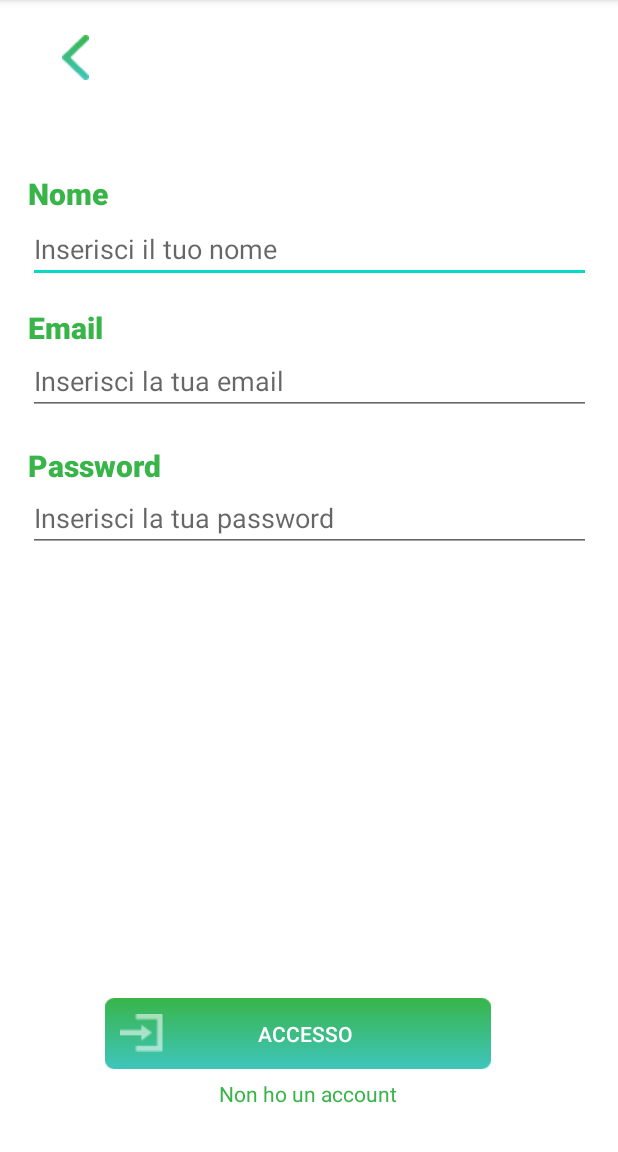
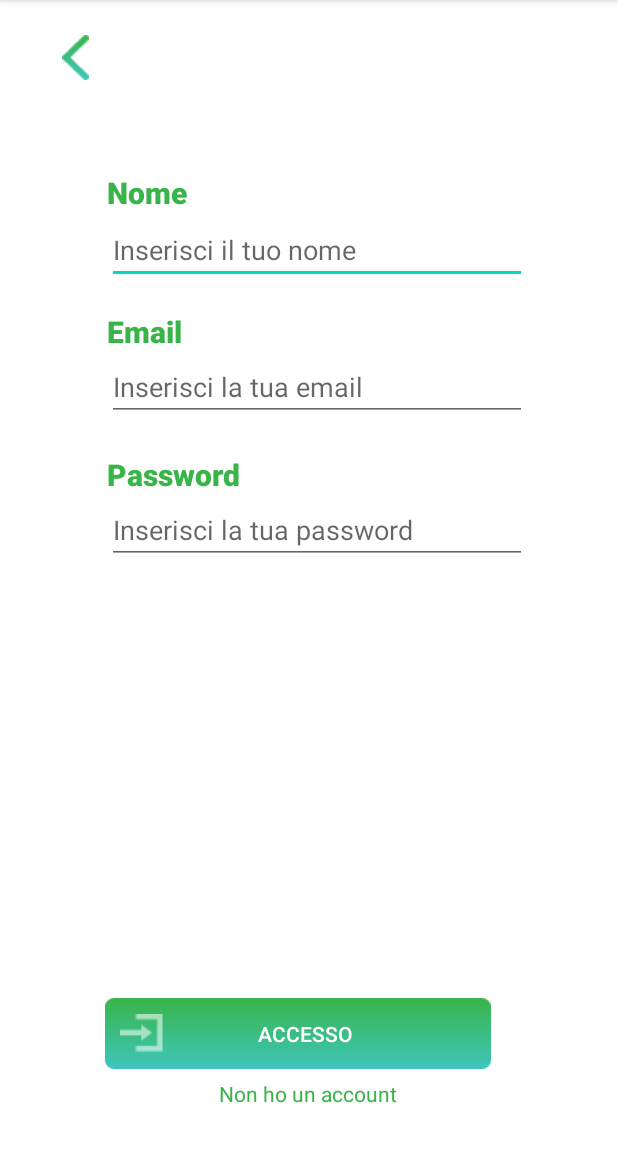
Before and after one commit to Espher5/Demetra, an Android app: the LoginActivity screen opened directly, with no data from a screen before it, on a phone screen of 412 x 824 dp, the part 84-1236 px from its top. Run offline under Robolectric (Android 15) with nearby library versions, the light colour scheme and no system bars.

Commit message:
Add files via upload

```diff
--- a/Demetra/app/src/main/res/layout/activity_login.xml
+++ b/Demetra/app/src/main/res/layout/activity_login.xml
@@ -14,8 +14,8 @@
 
     <View
         android:id="@+id/view11"
-        android:layout_width="375dp"
-        android:layout_height="329dp"
+        android:layout_width="280dp"
+        android:layout_height="342dp"
         app:layout_constraintBottom_toBottomOf="parent"
         app:layout_constraintEnd_toEndOf="parent"
         app:layout_constraintHorizontal_bias="0.555"
--- a/Demetra/app/src/main/res/layout/activity_registration.xml
+++ b/Demetra/app/src/main/res/layout/activity_registration.xml
@@ -15,7 +15,7 @@
 
     <View
         android:id="@+id/view10"
-        android:layout_width="347dp"
+        android:layout_width="280dp"
         android:layout_height="440dp"
         app:layout_constraintBottom_toBottomOf="parent"
         app:layout_constraintEnd_toEndOf="parent"
```
Also changed, not shown: Demetra/app/src/main/res/layout/activity_dettaglio_nutrienti.xml (+0 -12 lines), Demetra/app/src/main/res/layout/activity_dettaglio_scansione.xml (+0 -12 lines).
